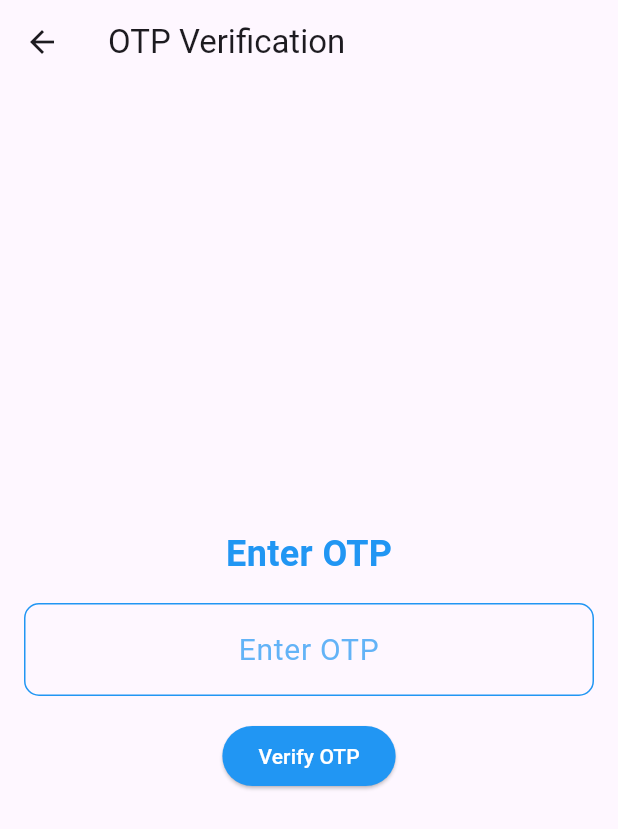
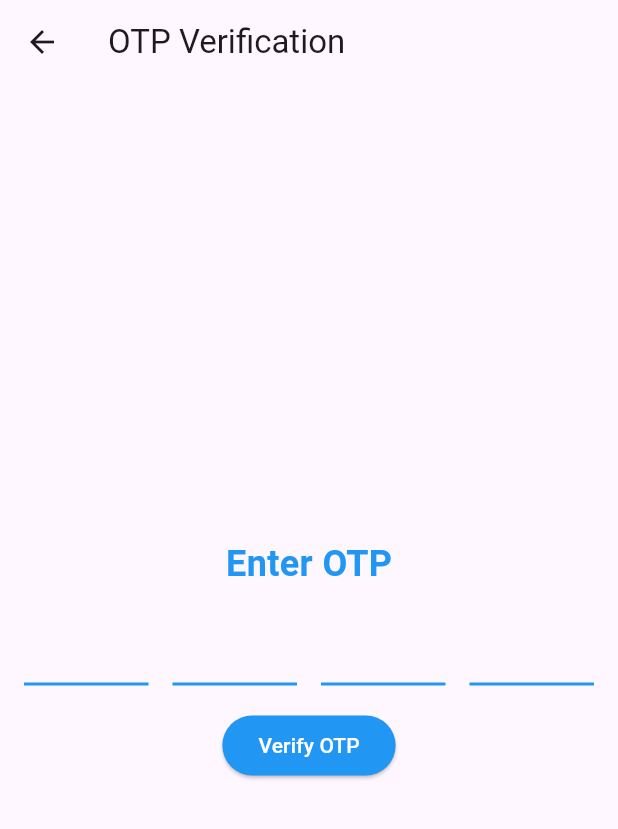
Before and after one commit to Prathicksha0504/daily_finance, a Flutter app: the OTPVerificationScreen screen opened directly, after a tap on "Verify OTP", on a phone screen of 412 x 824 dp. Shown: the top 829 px of the screen. Run offline on Flutter 3.47's test engine with Material 3 defaults, Android fonts, the phone set to English and light mode, and no system bars; drawn by our look-alikes of pin_input_text_field.

Commit message:
pinput added

```diff
--- a/lib/otp_verification.dart
+++ b/lib/otp_verification.dart
@@ -1,4 +1,5 @@
 import 'package:flutter/material.dart';
+import 'package:pin_input_text_field/pin_input_text_field.dart';
 
 void main() {
   runApp(MyApp());
@@ -24,11 +25,6 @@ class OTPVerificationScreen extends StatefulWidget {
 class _OTPVerificationScreenState extends State<OTPVerificationScreen> {
   TextEditingController _otpController = TextEditingController();
 
-  // Function to check if the entered OTP is valid (4 digits)
-  bool isOtpValid(String otp) {
-    return otp.length == 4 && int.tryParse(otp) != null;
-  }
-
   @override
   Widget build(BuildContext context) {
     return Scaffold(
@@ -49,31 +45,25 @@ class _OTPVerificationScreenState extends State<OTPVerificationScreen> {
               ),
             ),
             SizedBox(height: 16),
-            TextField(
+            PinInputTextField(
+              pinLength: 4,
               controller: _otpController,
               keyboardType: TextInputType.number,
-              maxLength: 4, // Set maximum length to 4 digits
-              textAlign: TextAlign.center,
-              style: TextStyle(fontSize: 20, color: Colors.blue),
-              decoration: InputDecoration(
-                counterText: '', // Hide the character counter
-                hintText: 'Enter OTP',
-                hintStyle: TextStyle(color: Colors.blue.withOpacity(0.7)),
-                enabledBorder: OutlineInputBorder(
-                  borderSide: BorderSide(color: Colors.blue),
-                  borderRadius: BorderRadius.circular(10),
-                ),
-                focusedBorder: OutlineInputBorder(
-                  borderSide: BorderSide(color: Colors.blue),
-                  borderRadius: BorderRadius.circular(10),
-                ),
+              decoration: UnderlineDecoration(
+                colorBuilder: PinListenColorBuilder(Colors.blue, Colors.blue),
               ),
+              autoFocus: true,
+              textInputAction: TextInputAction.done,
+              onSubmit: (pin) {
+                print('Entered OTP: $pin');
+                // Add your verification logic here
+              },
             ),
             SizedBox(height: 16),
             ElevatedButton(
               onPressed: () {
                 String enteredOTP = _otpController.text;
-                if (isOtpValid(enteredOTP)) {
+                if (enteredOTP.length == 4) {
                   print('Entered OTP: $enteredOTP');
                   // Add your verification logic here
                 } else {
--- a/pubspec.yaml
+++ b/pubspec.yaml
@@ -35,6 +35,7 @@ dependencies:
   # The following adds the Cupertino Icons font to your application.
   # Use with the CupertinoIcons class for iOS style icons.
   cupertino_icons: ^1.0.2
+  pin_input_text_field: ^4.5.1
 
 dev_dependencies:
   flutter_test:
```
Also changed, not shown: pubspec.lock.
